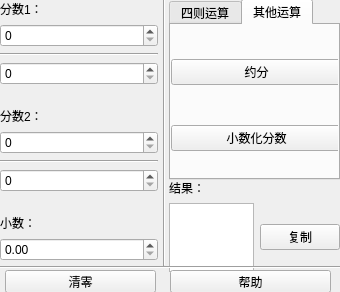
The window that 220204-FraOper/UI.ui (CropsW/python-xuexi) describes before a commit, drawn with Qt 5.
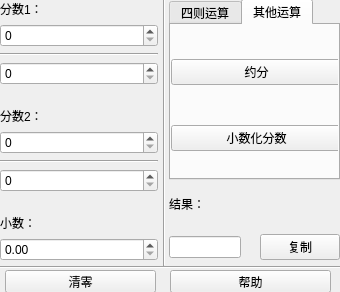
The same window after the commit. Icons and pictures are not drawn.

What changed in the file:
```diff
--- a/220204-FraOper/UI.ui
+++ b/220204-FraOper/UI.ui
@@ -252,7 +252,7 @@
      <x>169</x>
      <y>179</y>
      <width>171</width>
-     <height>93</height>
+     <height>81</height>
     </rect>
    </property>
    <layout class="QVBoxLayout" name="verticalLayout">
@@ -266,7 +266,21 @@
     <item>
      <layout class="QHBoxLayout" name="horizontalLayout">
       <item>
-       <widget class="QTextBrowser" name="result"/>
+       <widget class="QLineEdit" name="result">
+        <property name="frame">
+         <bool>true</bool>
+        </property>
+        <property name="readOnly">
+         <bool>true</bool>
+        </property>
+       </widget>
+      </item>
+      <item>
+       <widget class="QLabel" name="label_2">
+        <property name="text">
+         <string/>
+        </property>
+       </widget>
       </item>
       <item>
        <widget class="QPushButton" name="pushButton_10">
```
Left out of the diff: 4 changed lines with no effect on the pictures.
